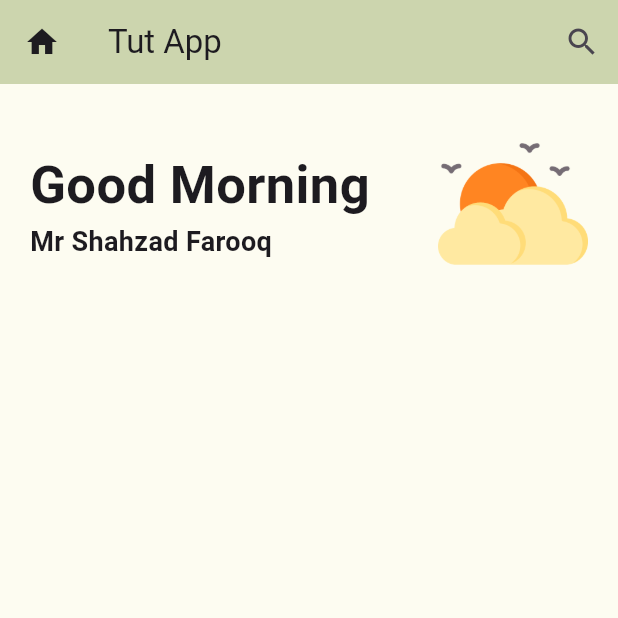
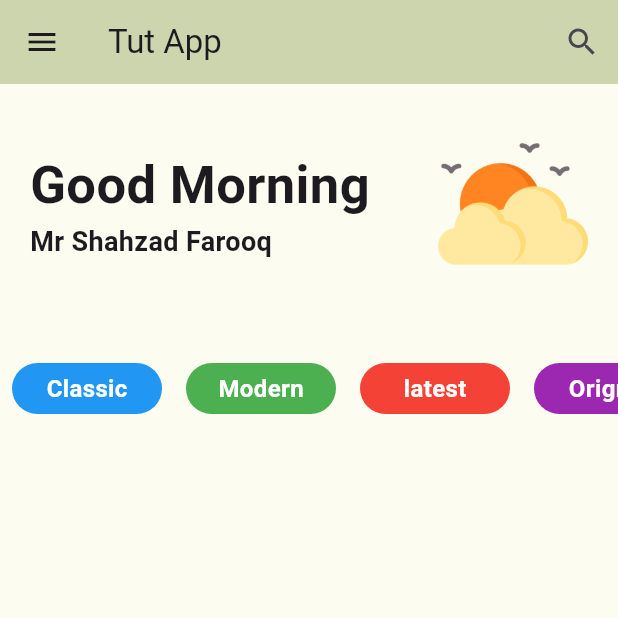
Before and after one commit to crindalwalt/App-Dev-002, a Flutter app: the screen it shows after launch, on a phone screen of 412 x 824 dp, the top half of it. Run offline on Flutter 3.47's test engine with Material 3 defaults, Android fonts, the phone set to English and light mode, and no system bars.

Commit message:
scrollable pill added

```diff
--- a/lib/root/tut_app.dart
+++ b/lib/root/tut_app.dart
@@ -1,5 +1,5 @@
 import 'package:flutter/material.dart';
-import 'package:flutter_basic_training/widgets/home_screen.dart';
+import 'package:flutter_basic_training/screens/home_screen.dart';
 
 class TutApp extends StatelessWidget {
   @override
--- a/lib/widgets/home_screen.dart
+++ b/lib/screens/home_screen.dart
@@ -1,4 +1,5 @@
 import 'package:flutter/material.dart';
+import 'package:flutter_basic_training/widgets/scroll_pill.dart';
 
 class HomeScreen extends StatelessWidget {
   @override
@@ -8,7 +9,7 @@ class HomeScreen extends StatelessWidget {
       appBar: AppBar(
         backgroundColor: const Color(0xffccd5ae),
         title: const Text("Tut App"),
-        leading: const Icon(Icons.home),
+        leading: const Icon(Icons.menu),
         actions: const [
           Padding(
             padding: const EdgeInsets.all(12.0),
@@ -59,7 +60,21 @@ class HomeScreen extends StatelessWidget {
                 ],
               ),
             ),
-            Container(),
+            Container(
+              width: double.infinity,
+              height: 50,
+              margin: EdgeInsets.symmetric(vertical: 18, horizontal: 0),
+              child: ListView(
+                scrollDirection: Axis.horizontal,
+                children: [
+                  ScrollPill(Colors.blue, "Classic"),
+                  ScrollPill(Colors.green, "Modern"),
+                  ScrollPill(Colors.red, "latest"),
+                  ScrollPill(Colors.purple, "Orignal"),
+                  ScrollPill(Colors.yellow, "Popular"),
+                ],
+              ),
+            ),
           ],
         ),
       ),
--- /dev/null
+++ b/lib/widgets/scroll_pill.dart
@@ -0,0 +1,28 @@
+import 'package:flutter/material.dart';
+
+class ScrollPill extends StatelessWidget {
+  Color pillColor;
+  String text;
+// constructor
+  ScrollPill(this.pillColor, this.text);
+
+  @override
+  Widget build(BuildContext context) {
+    return Container(
+      margin: EdgeInsets.all(8),
+      width: 100,
+      height: 50,
+      decoration: BoxDecoration(
+        borderRadius: BorderRadius.circular(30),
+        color: pillColor,
+      ),
+      child: Center(
+        child: Text(
+          text,
+          style: TextStyle(
+              color: Colors.white, fontWeight: FontWeight.bold, fontSize: 16),
+        ),
+      ),
+    );
+  }
+}
```
